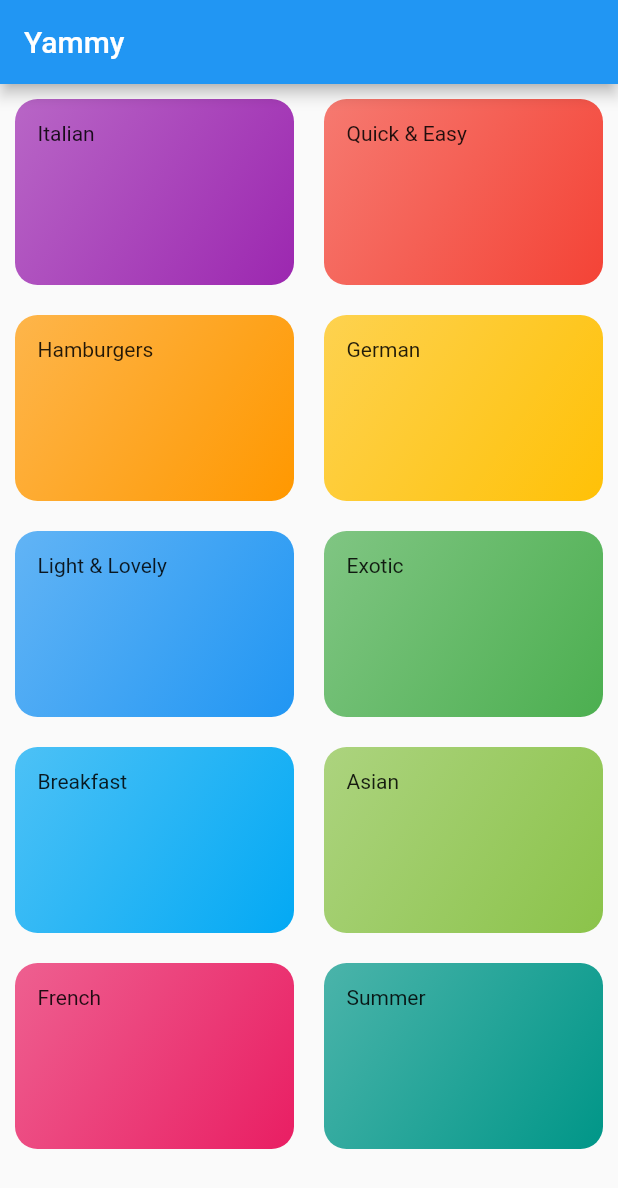
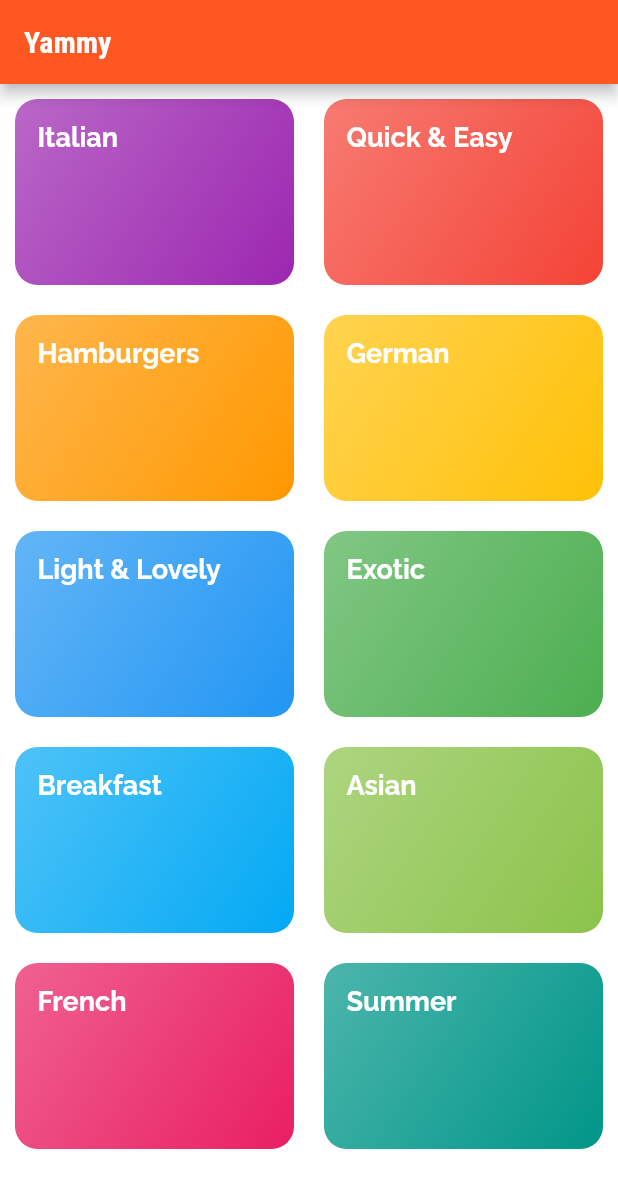
Before and after one commit to YehorBubyrDev/yammy_app, a Flutter app: the screen it shows after launch, on a phone screen of 412 x 824 dp. Shown: the top 1188 px of the screen. Run offline on Flutter 3.47's test engine with Material 2 defaults, Android fonts, the phone set to English and light mode, and no system bars.

Commit message:
add app theme options

```diff
--- a/lib/main.dart
+++ b/lib/main.dart
@@ -13,7 +13,16 @@ class MyApp extends StatelessWidget {
     return MaterialApp(
       title: 'Yammy',
       theme: ThemeData(
-        primarySwatch: Colors.blue,
+        colorScheme: ColorScheme.fromSwatch(
+          primarySwatch: Colors.deepOrange,
+        ).copyWith(secondary: Colors.black),
+        canvasColor: Colors.white,
+        fontFamily: 'Raleway',
+        textTheme: const TextTheme(
+          bodyText1: TextStyle(color: Colors.black, fontSize: 14),
+          bodyText2: TextStyle(color: Colors.white, fontWeight: FontWeight.bold, fontSize: 18),
+          headline6: TextStyle(fontFamily: 'RobotoCondensed', fontWeight: FontWeight.bold, fontSize: 20),
+        ),
       ),
       home: CategoriesScreen(),
     );
```
Also changed, not shown: pubspec.yaml (+7 -7 lines).
